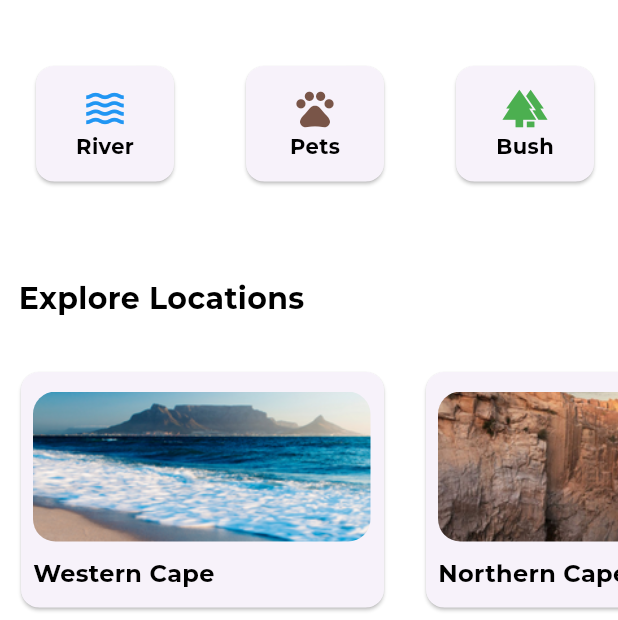
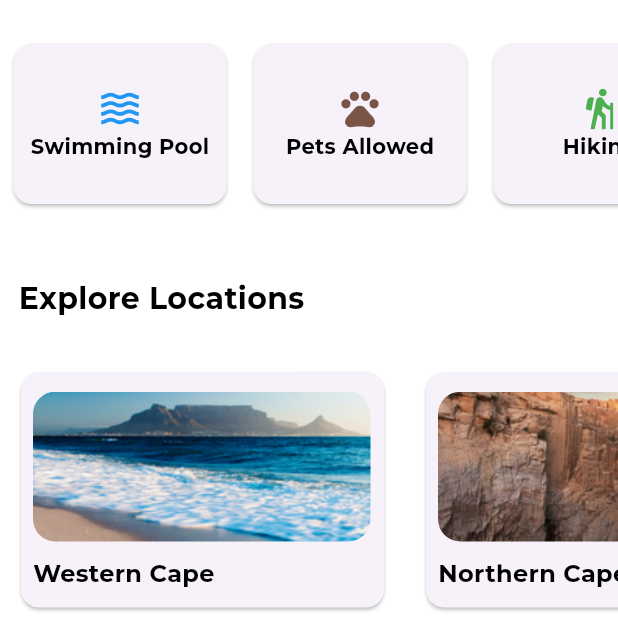
Before and after one commit to PierrevdMerwe/CampAppRebuild, a Flutter app: the screen it shows after launch, scrolled down 297 dp, on a phone screen of 412 x 824 dp, the part 616-1236 px from its top. Run offline on Flutter 3.47's test engine with Material 3 defaults, Android fonts, the light colour scheme and no system bars; our stand-ins replace cloud_firestore, firebase_auth, firebase_core, firebase_storage, geolocator, google_fonts and 6 more; accounts and stored records are empty.

Commit message:
Home screen click-through implemented. Search screen tweak. TODO: Menu in home screen.

```diff
--- a/camp_app/lib/home.dart
+++ b/camp_app/lib/home.dart
@@ -1,5 +1,4 @@
 import 'dart:async';
-
 import 'package:camp_app/search_result.dart';
 import 'package:camp_app/theme_model.dart';
 import 'package:cloud_firestore/cloud_firestore.dart';
@@ -8,6 +7,7 @@ import 'package:flutter/material.dart';
 import 'package:google_fonts/google_fonts.dart';
 import 'package:provider/provider.dart';
 import 'package:shimmer/shimmer.dart';
+import 'campsite_details_page.dart';
 
 class LandingPage extends StatelessWidget {
   const LandingPage({super.key});
@@ -320,6 +320,15 @@ class _HomeScreenState extends State<HomeScreen>
                                     ),
                                     child: SizedBox(
                                       width: 250,
+                                      child: GestureDetector(
+                                        onTap: () {
+                                          Navigator.push(
+                                            context,
+                                            MaterialPageRoute(
+                                              builder: (context) => CampsiteDetailsPage(document),
+                                            ),
+                                          );
+                                        },
                                         child: Card(
                                           child: Padding(
                                             padding: const EdgeInsets.all(8.0),
@@ -379,6 +388,7 @@ class _HomeScreenState extends State<HomeScreen>
                                           ),
                                         ),
                                       ),
+                                    ),
                                   );
                                 },
                               );
@@ -416,9 +426,9 @@ class _HomeScreenState extends State<HomeScreen>
                           if (index == 9) {
                             // If it's the last item, return the button
                             return Padding(
-                              padding: const EdgeInsets.all(20.0),
+                              padding: const EdgeInsets.all(5.0),
                               child: SizedBox(
-                                width: 100, // Increase the width
+                                width: 150, // Increase the width
                                 child: Card(
                                   child: ElevatedButton(
                                     onPressed: () {
@@ -454,9 +464,35 @@ class _HomeScreenState extends State<HomeScreen>
                             );
                           } else {
                             return Padding(
-                              padding: const EdgeInsets.all(20.0),
+                              padding: const EdgeInsets.all(5.0),
                               child: SizedBox(
-                                width: 100, // Increase the width
+                                width: 150, // Increase the width
+                                child: GestureDetector(
+                                  onTap: () {
+                                    String category = index == 0
+                                        ? 'Swimming Pool'
+                                        : index == 1
+                                        ? 'Pets Allowed'
+                                        : index == 2
+                                        ? 'Hiking'
+                                        : index == 3
+                                        ? 'Braai Place'
+                                        : index == 4
+                                        ? 'Jacuzzi'
+                                        : index == 5
+                                        ? 'Glamping'
+                                        : index == 6
+                                        ? 'Signal'
+                                        : index == 7
+                                        ? 'Beach Camping'
+                                        : 'Fishing'; // This is the category name
+                                    Navigator.push(
+                                      context,
+                                      MaterialPageRoute(
+                                        builder: (context) => SearchScreen(category),
+                                      ),
+                                    );
+                                  },
                                   child: Card(
                                     child: Column(
                                       mainAxisAlignment: MainAxisAlignment.center,
@@ -468,23 +504,23 @@ class _HomeScreenState extends State<HomeScreen>
                                               : index == 1
                                                   ? Icons.pets
                                                   : index == 2
-                                                    ? Icons.forest
+                                                      ? Icons.hiking
                                                       : index == 3
                                                           ? Icons
                                                               .local_fire_department
                                                           : index == 4
                                                               ? Icons
-                                                                .shopping_cart
+                                                                  .bathtub
                                                               : index == 5
-                                                                ? Icons.school
+                                                                  ? Icons.house
                                                                   : index == 6
                                                                       ? Icons
-                                                                        .local_cafe
+                                                                          .signal_cellular_alt
                                                                       : index == 7
                                                                           ? Icons
-                                                                            .movie
+                                                                              .beach_access
                                                                           : Icons
-                                                                            .music_note,
+                                                                              .water_drop,
                                           size: 30, // Increase the size
                                           color: index == 0
                                               ? Colors.blue
@@ -506,27 +542,27 @@ class _HomeScreenState extends State<HomeScreen>
                                                                           ? Colors
                                                                               .pink
                                                                           : Colors
-                                                                            .brown, // Replace with your colors
+                                                                              .blueAccent, // Replace with your colors
                                         ),
                                         Text(
                                           // Replace with your text labels
                                           index == 0
-                                            ? 'River'
+                                              ? 'Swimming Pool'
                                               : index == 1
-                                                ? 'Pets'
+                                                  ? 'Pets Allowed'
                                                   : index == 2
-                                                    ? 'Bush'
+                                                      ? 'Hiking'
                                                       : index == 3
-                                                        ? 'Braai'
+                                                          ? 'Braai Place'
                                                           : index == 4
-                                                            ? 'Shopping'
+                                                              ? 'Jacuzzi'
                                                               : index == 5
-                                                                ? 'School'
+                                                                  ? 'Glamping'
                                                                   : index == 6
-                                                                    ? 'Cafe'
+                                                                      ? 'Signal'
                                                                       : index == 7
-                                                                        ? 'Movie'
-                                                                        : 'Music',
+                                                                          ? 'Beach Camping'
+                                                                          : 'Fishing',
                                           style: GoogleFonts.montserrat(
                                             fontSize: 14,
                                             fontWeight: FontWeight.bold,
@@ -536,6 +572,7 @@ class _HomeScreenState extends State<HomeScreen>
                                           ),
                                         ),
                                       ],
+                                    ),
                                   ),
                                 ),
                               ),
@@ -594,7 +631,7 @@ class _HomeScreenState extends State<HomeScreen>
                               break;
                             case 5:
                               imagePath = 'images/kzn.png';
-                              title = 'Kwazulu-Natal';
+                              title = 'KwaZulu-Natal';
                               break;
                             case 6:
                               imagePath = 'images/gauteng.png';
@@ -618,6 +655,32 @@ class _HomeScreenState extends State<HomeScreen>
                             ),
                             child: SizedBox(
                               width: 250,
+                              child: GestureDetector(
+                                onTap: () {
+                                  String location = index == 0
+                                      ? 'Western Cape'
+                                      : index == 1
+                                      ? 'Northern Cape'
+                                      : index == 2
+                                      ? 'North West'
+                                      : index == 3
+                                      ? 'Mpumalanga'
+                                      : index == 4
+                                      ? 'Limpopo'
+                                      : index == 5
+                                      ? 'KwaZulu-Natal'
+                                      : index == 6
+                                      ? 'Gauteng'
+                                      : index == 7
+                                      ? 'Free State'
+                                      : 'Eastern Cape'; // This is the location name
+                                  Navigator.push(
+                                    context,
+                                    MaterialPageRoute(
+                                      builder: (context) => SearchScreen(location),
+                                    ),
+                                  );
+                                },
                                 child: Card(
                                   child: Padding(
                                     padding: const EdgeInsets.all(8.0),
@@ -654,6 +717,7 @@ class _HomeScreenState extends State<HomeScreen>
                                           ),
                                         ),
                                       ],
+                                    ),
                                   ),
                                 ),
                               ),
```
Also changed, not shown: camp_app/lib/search_result.dart (+13 -0 lines). Lines whose indentation alone changed are shown as unchanged.
